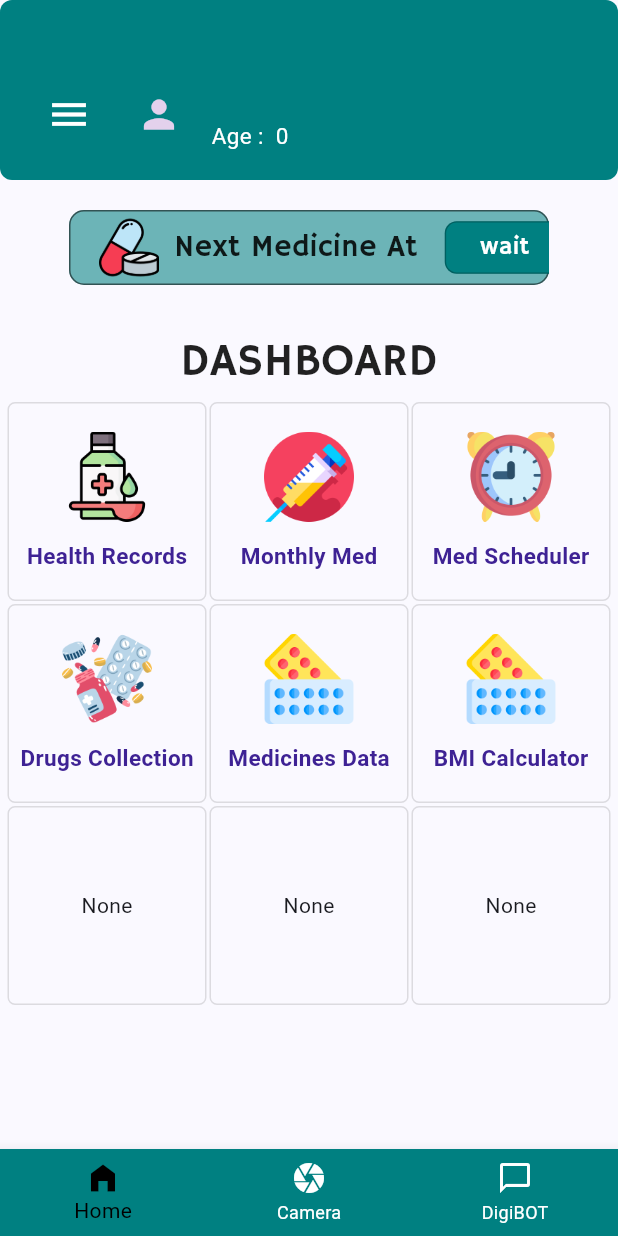
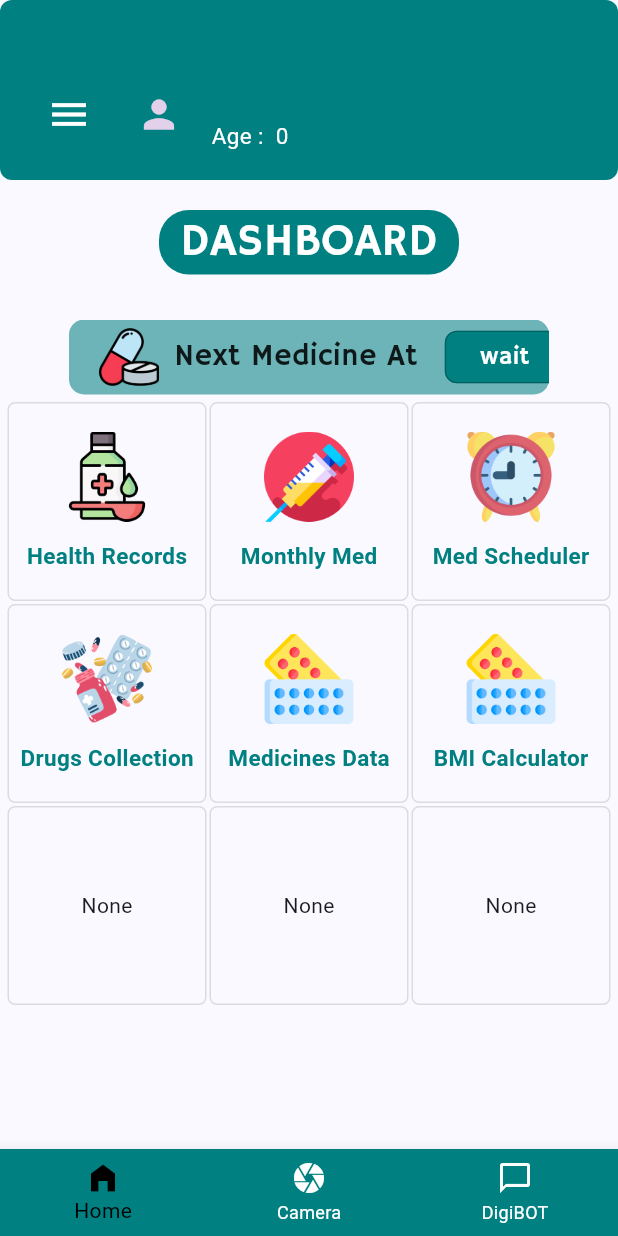
Before and after one commit to sabsar42/digital_pharmacist_v2, a Flutter app: the DashboardScreen screen opened directly, on a phone screen of 412 x 824 dp. Run offline on Flutter 3.47's test engine with Material 3 defaults, Android fonts, the phone set to English and light mode, and no system bars; our stand-ins replace camera, carousel_slider, cloud_firestore, csv, curved_navigation_bar, date_format and 22 more; missing offline and left inert: animated_weight_picker, google_mlkit_text_recognition, syncfusion_flutter_pdfviewer, transformable_list_view; accounts and stored records are empty.

Commit message:
Dashboard?

```diff
--- a/lib/dasboard/dashboard.dart
+++ b/lib/dasboard/dashboard.dart
@@ -209,17 +209,27 @@ class _DashboardScreenState extends State<DashboardScreen> {
   Widget build(BuildContext context) {
     return Scaffold(
       drawer: CustomDrawer(),
-      body: Column(
+      body: SingleChildScrollView(
+        child: Column(
           children: [
             SizedBox(height: 120, child: DashboardAppbar()),
             SizedBox(height: 20,),
+            Container(
+              width: 200,
+              child: Center(child: Text('DASHBOARD',style: siz30White(),)),
+              decoration: BoxDecoration(
+                color:  Color(0xff008081),
+                borderRadius: BorderRadius.circular(20),
+              ),
+            ),
+            SizedBox(height: 30,),
             Stack(
               children: [
                 Container(
                   height: 50,
                   width: 320,
                   decoration: BoxDecoration(
-                    border: Border.all(color: Colors.black54, width: 1),
+                    //  border: Border.all(color: Colors.black54, width: 1),
                       color:  Color(0x91008081),
                       borderRadius: BorderRadius.circular(10)),
                 ),
@@ -294,8 +304,8 @@ class _DashboardScreenState extends State<DashboardScreen> {
                     ))
               ],
             ),
-          SizedBox(height: 30,),
-          Text('DASHBOARD',style: size30Black(),),
+          //  SizedBox(height: 30,),
+
             Container(
               //   margin: EdgeInsets.only(left: 20, top: 18,right: 20),
               child: Column(
@@ -321,7 +331,7 @@ class _DashboardScreenState extends State<DashboardScreen> {
                       // Adjust based on your data
                       itemBuilder: (context, index) {
                         return InkWell(
-                        splashColor: Colors.purple,
+                          splashColor: Color(0x91008081),
                           onTap: () {
                             if (index == 0) {
                               Navigator.push(
@@ -392,8 +402,7 @@ class _DashboardScreenState extends State<DashboardScreen> {
                                         Text(
                                           'Health Records',
                                           style: TextStyle(
-                                            color: Color.fromRGBO(
-                                                62, 34, 148, 1.0),
+                                              color: Color(0xFF008081),
                                               fontWeight: FontWeight.bold,
                                               fontSize: 15),
                                         ),
@@ -415,8 +424,7 @@ class _DashboardScreenState extends State<DashboardScreen> {
                                             Text(
                                               'Monthly Med',
                                               style: TextStyle(
-                                                color: Color.fromRGBO(
-                                                    62, 34, 148, 1.0),
+                                                  color: Color(0xFF008081),
                                                   fontSize: 15,
                                                   fontWeight: FontWeight.bold),
                                             )
@@ -438,8 +446,7 @@ class _DashboardScreenState extends State<DashboardScreen> {
                                                 Text(
                                                   'Med Scheduler',
                                                   style: TextStyle(
-                                                    color: Color.fromRGBO(
-                                                        62, 34, 148, 1.0),
+                                                      color: Color(0xFF008081),
                                                       fontSize: 15,
                                                       fontWeight:
                                                           FontWeight.bold),
@@ -462,8 +469,7 @@ class _DashboardScreenState extends State<DashboardScreen> {
                                                     Text(
                                                       'Drugs Collection',
                                                       style: TextStyle(
-                                                        color: Color.fromRGBO(
-                                                            62, 34, 148, 1.0),
+                                                          color: Color(0xFF008081),
                                                           fontSize: 15,
                                                           fontWeight:
                                                               FontWeight.bold),
@@ -487,12 +493,7 @@ class _DashboardScreenState extends State<DashboardScreen> {
                                                         Text(
                                                           'Medicines Data',
                                                           style: TextStyle(
-                                                            color: Color
-                                                                .fromRGBO(
-                                                                    62,
-                                                                    34,
-                                                                    148,
-                                                                    1.0),
+                                                              color: Color(0xFF008081),
                                                               fontSize: 15,
                                                               fontWeight:
                                                                   FontWeight
@@ -517,12 +518,7 @@ class _DashboardScreenState extends State<DashboardScreen> {
                                                             Text(
                                                               'BMI Calculator',
                                                               style: TextStyle(
-                                                                color: Color
-                                                                    .fromRGBO(
-                                                                        62,
-                                                                        34,
-                                                                        148,
-                                                                        1.0),
+                                                                  color: Color(0xFF008081),
                                                                   fontSize: 15,
                                                                   fontWeight:
                                                                       FontWeight
@@ -541,6 +537,7 @@ class _DashboardScreenState extends State<DashboardScreen> {
               ),
             ),
           ],
+        ),
       ),
       bottomNavigationBar: BottomNavigationBar(
         currentIndex: _selectedIndex,
```
Lines whose indentation alone changed are shown as unchanged.
